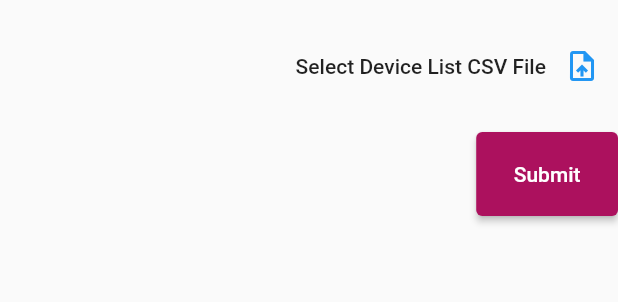
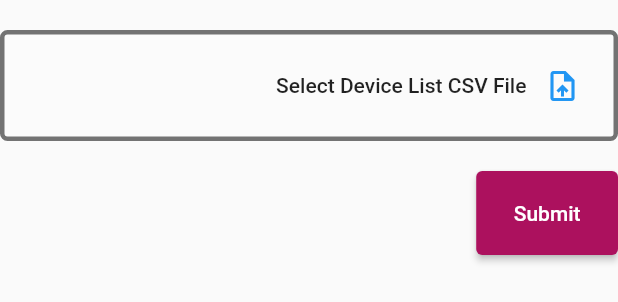
Before and after one commit to VimukthiRanaweera/IOT-Device-Simulator, a Flutter app: the ApiCreateScene widget shown alone on an empty page, opened directly, on a phone screen of 412 x 824 dp. Shown: the top 302 px of the screen. Run offline on Flutter 3.47's test engine with Material 2 defaults, Android fonts, the phone set to English and light mode, and no system bars; our stand-ins replace bloc, csv, date_time_picker, equatable, file_picker, flutter_bloc and 3 more; missing offline and left inert: coap, mqtt_client, random_string_generator, tcp_socket_connection; accounts and stored records are empty.

Commit message:
bug fixes

```diff
--- a/lib/logic/CreateCSVFile.dart
+++ b/lib/logic/CreateCSVFile.dart
@@ -90,7 +90,7 @@ class CreateCSVFile{
       return result;
     }
     else {
-     return null;
+      throw Exception();
     }
 
   }
--- a/lib/presentation/component/ApiCreateScene.dart
+++ b/lib/presentation/component/ApiCreateScene.dart
@@ -37,13 +37,20 @@ class _ApiCreateSceneState extends State<ApiCreateScene> {
       child: Column(
         children: [
           SizedBox(height: 20,),
-          if (Responsive.isMobile(context))
-            Row(
-              mainAxisAlignment: MainAxisAlignment.center,
-              children: [
-                Expanded(child: Text(filePath.isNotEmpty?filePath:"Select Device List CSV File",style:TextStyle(fontWeight: FontWeight.w500),textAlign: TextAlign.end,)),
-                selectFileButton(),
-              ],
+          // if (Responsive.isMobile(context))
+            Container(
+              padding:EdgeInsets.all(10),
+              decoration: BoxDecoration(
+                  border: Border.all(color: Colors.black54, width: 3),
+                  borderRadius: BorderRadius.circular(5),
+                  color: Colors.white10),
+              child: Row(
+                mainAxisAlignment: MainAxisAlignment.center,
+                children: [
+                  Expanded(child: Text(filePath.isNotEmpty?filePath:"Select Device List CSV File",style:TextStyle(fontWeight: FontWeight.w500),textAlign: TextAlign.end,)),
+                  selectFileButton(),
+                ],
+              ),
             ),
           SizedBox(height: 20,),
           Row(
@@ -53,22 +60,9 @@ class _ApiCreateSceneState extends State<ApiCreateScene> {
                 Expanded(flex:Responsive.isTablet(context)?1:2,child: Container()),
               if(!Responsive.isMobile(context))
                 eventMessages(),
-              if (!Responsive.isMobile(context))
                 SizedBox(
                   width: 30,
                 ),
-              if (Responsive.isMobile(context))
-                SizedBox(
-                  width: 15,
-                ),
-              if (!Responsive.isMobile(context))
-              Expanded(flex:2,child: Text(filePath.isNotEmpty?filePath:"Select Device List CSV File",style:TextStyle(fontWeight: FontWeight.w500),
-              textAlign: TextAlign.end,)),
-              if (!Responsive.isMobile(context))
-              selectFileButton(),
-              SizedBox(
-                width: Responsive.isMobile(context) ? 15 : 30,
-              ),
               BlocBuilder<ApiAutomateBloc, ApiAutomateState>(
                   builder: (context, state) {
                     if (state is ApiCallingState) {
--- a/lib/presentation/component/coapbody.dart
+++ b/lib/presentation/component/coapbody.dart
@@ -69,7 +69,7 @@ class _CoapBodyState extends State<CoapBody> {
                         dropdownValueCOAP = newValue!;
                       });
                     },
-                    items:<String>['GET','POST','PUT'].map<DropdownMenuItem<String>>((String value) {
+                    items:<String>['GET','POST'].map<DropdownMenuItem<String>>((String value) {
                       return DropdownMenuItem(
                         value: value,
                         child: Text(value),
@@ -306,9 +306,9 @@ class _CoapBodyState extends State<CoapBody> {
           decoration: InputDecoration(
             hintMaxLines: 1,
             filled: true,
-            fillColor:Colors.black26,
+            fillColor:Colors.white10,
             border:OutlineInputBorder(
-              borderSide:BorderSide.none,
+              // borderSide:BorderSide.none,
               borderRadius: BorderRadius.all(Radius.circular(TextBoxRadius)),
             ),
             hintText:"Response",
```
Also changed, not shown: lib/logic/ApiAutomation/ApiAutomateBloc.dart (+20 -11 lines), lib/presentation/ApiAutomation.dart (+10 -7 lines).
